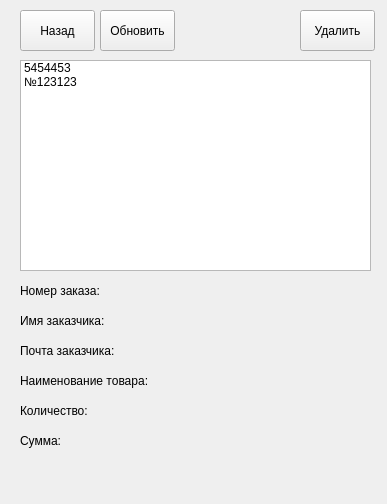
First picture: the form in orderList.ui, repository Shuv1Wolf/hackathon, before the edit.
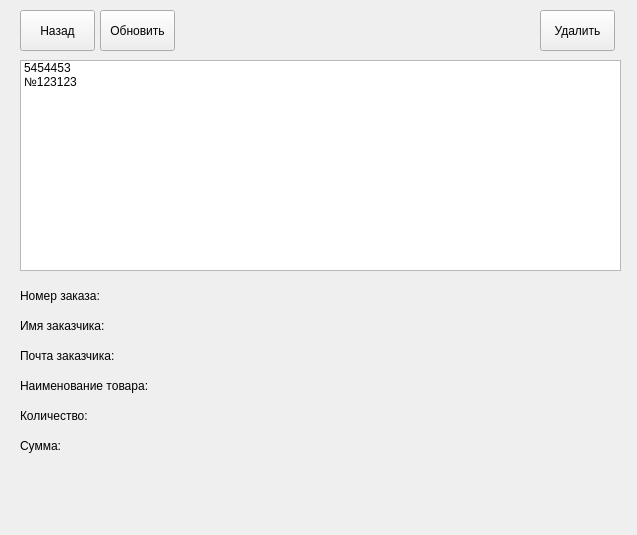
Second picture: the form after the edit.

```diff
--- a/orderList.ui
+++ b/orderList.ui
@@ -6,8 +6,8 @@
    <rect>
     <x>0</x>
     <y>0</y>
-    <width>387</width>
-    <height>504</height>
+    <width>637</width>
+    <height>535</height>
    </rect>
   </property>
   <property name="windowTitle">
@@ -32,7 +32,7 @@
      <rect>
       <x>20</x>
       <y>60</y>
-      <width>351</width>
+      <width>601</width>
       <height>211</height>
      </rect>
     </property>
@@ -79,8 +79,8 @@
      <rect>
       <x>20</x>
       <y>310</y>
-      <width>341</width>
-      <height>21</height>
+      <width>611</width>
+      <height>31</height>
      </rect>
     </property>
     <property name="styleSheet">
@@ -95,8 +95,8 @@
      <rect>
       <x>20</x>
       <y>370</y>
-      <width>341</width>
-      <height>21</height>
+      <width>611</width>
+      <height>31</height>
      </rect>
     </property>
     <property name="styleSheet">
@@ -111,8 +111,8 @@
      <rect>
       <x>20</x>
       <y>400</y>
-      <width>341</width>
-      <height>21</height>
+      <width>611</width>
+      <height>31</height>
      </rect>
     </property>
     <property name="styleSheet">
@@ -127,8 +127,8 @@
      <rect>
       <x>20</x>
       <y>430</y>
-      <width>341</width>
-      <height>21</height>
+      <width>621</width>
+      <height>31</height>
      </rect>
     </property>
     <property name="styleSheet">
@@ -143,8 +143,8 @@
      <rect>
       <x>20</x>
       <y>280</y>
-      <width>341</width>
-      <height>21</height>
+      <width>611</width>
+      <height>31</height>
      </rect>
     </property>
     <property name="styleSheet">
@@ -157,7 +157,7 @@
    <widget class="QPushButton" name="delete_button">
     <property name="geometry">
      <rect>
-      <x>300</x>
+      <x>540</x>
       <y>10</y>
       <width>75</width>
       <height>41</height>
@@ -185,8 +185,8 @@
      <rect>
       <x>20</x>
       <y>340</y>
-      <width>341</width>
-      <height>21</height>
+      <width>611</width>
+      <height>31</height>
      </rect>
     </property>
     <property name="styleSheet">
```
